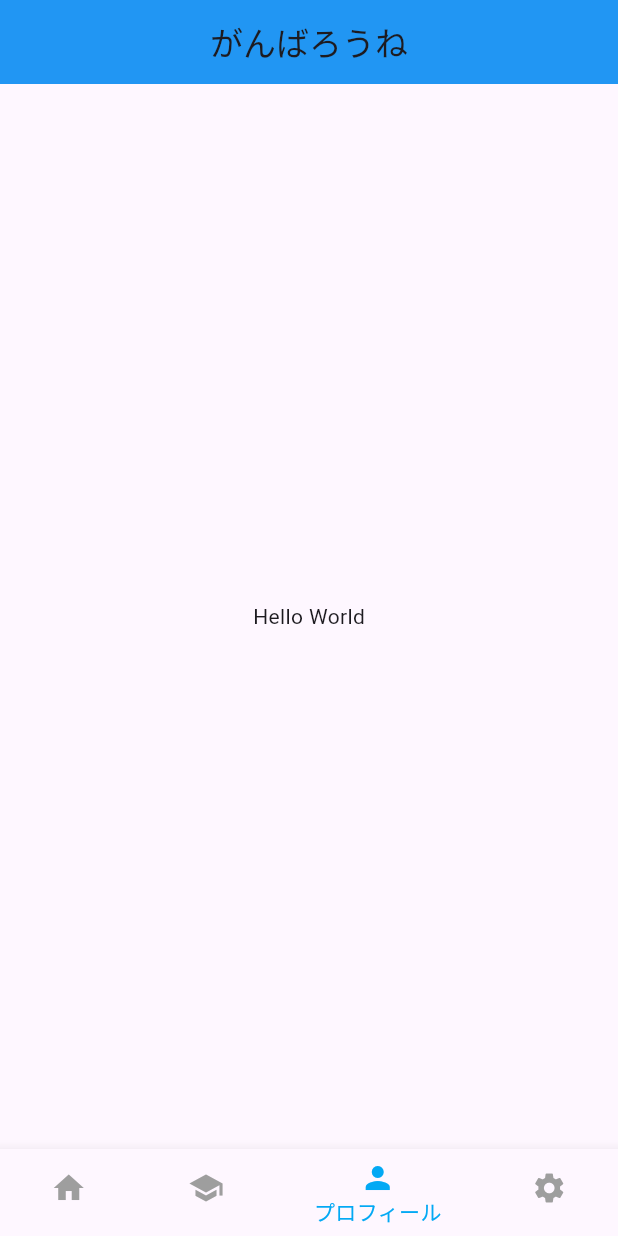
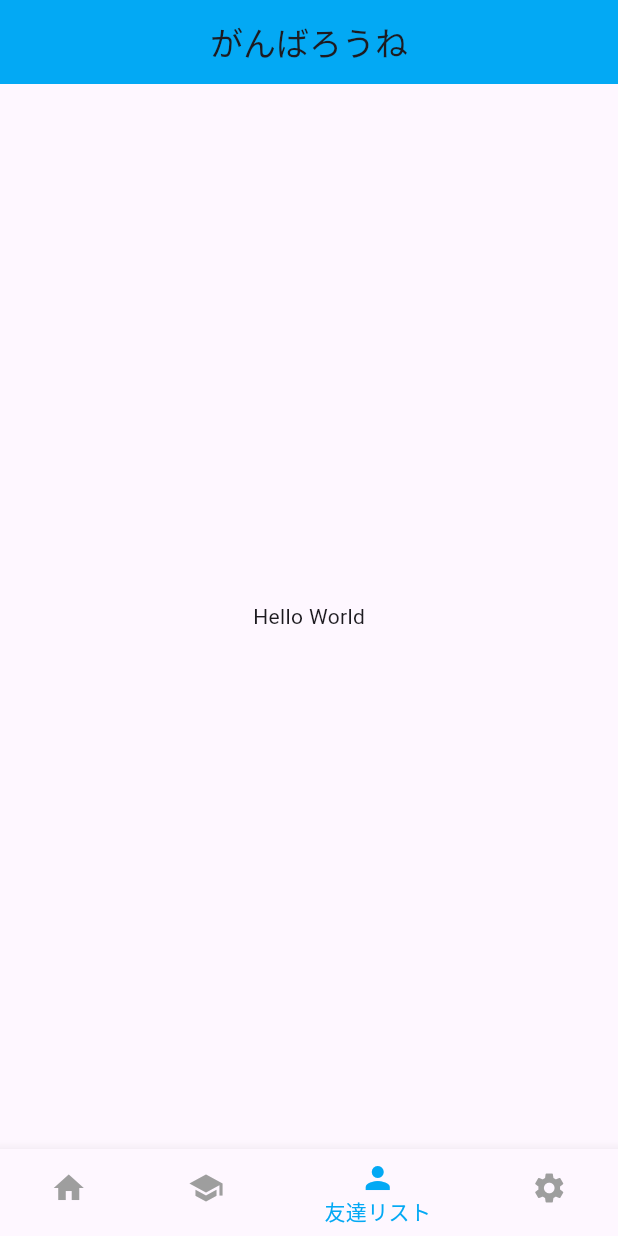
Before and after one commit to Ryosan846538/Ganbaroune, a Flutter app: the screen it shows after launch, item 3 of the bottom bar chosen, on a phone screen of 412 x 824 dp. Run offline on Flutter 3.47's test engine with Material 3 defaults, Android fonts, the phone set to English and light mode, and no system bars.

Commit message:
プロフィール→友達リストに名前変更

```diff
--- a/lib/main.dart
+++ b/lib/main.dart
@@ -26,7 +26,7 @@ class MyAppState extends State<MyApp> {
     return MaterialApp(
       home: Scaffold(
         appBar: AppBar(
-          backgroundColor: Colors.blue,
+          backgroundColor: Colors.lightBlue,
           title: const Text('がんばろうね'),
           centerTitle: true,
         ),
--- a/lib/screen/menu.dart
+++ b/lib/screen/menu.dart
@@ -1,7 +1,8 @@
 import 'package:flutter/material.dart';
 
 class Menu extends StatelessWidget {
-  const Menu({Key? key, required this.currentIndex, required this.onTap}) : super(key: key);
+  const Menu({Key? key, required this.currentIndex, required this.onTap})
+      : super(key: key);
 
   final int currentIndex;
   final Function(int)? onTap;
@@ -24,7 +25,7 @@ class Menu extends StatelessWidget {
         ),
         BottomNavigationBarItem(
           icon: Icon(Icons.person),
-          label: 'プロフィール',
+          label: '友達リスト',
         ),
         BottomNavigationBarItem(
           icon: Icon(Icons.settings),
```
